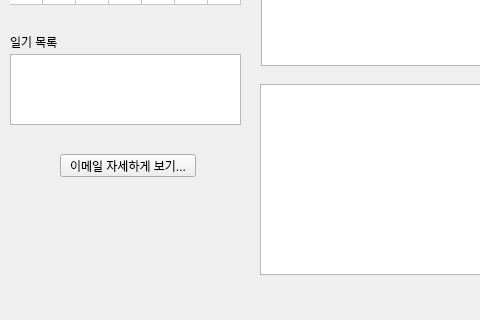
Old version of the form qt/mainwindow.ui in the repository chwnam/lifemotif-desktop; both pictures show x 0 to 480 and y 259 to 579 of the 1024 by 780 pixel window.
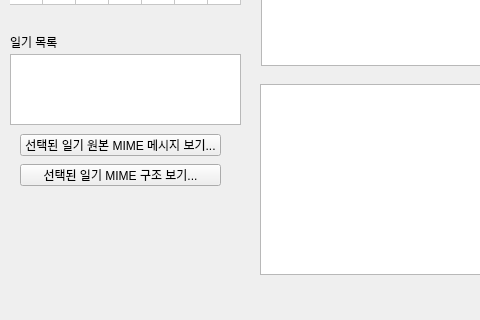
New version of the form.

```diff
--- a/qt/mainwindow.ui
+++ b/qt/mainwindow.ui
@@ -68,14 +68,14 @@
    <widget class="QPushButton" name="mimeRawMessageButton">
     <property name="geometry">
      <rect>
-      <x>60</x>
-      <y>390</y>
-      <width>136</width>
-      <height>23</height>
+      <x>20</x>
+      <y>370</y>
+      <width>201</width>
+      <height>22</height>
      </rect>
     </property>
     <property name="text">
-     <string>이메일 자세하게 보기...</string>
+     <string>선택된 일기 원본 MIME 메시지 보기...</string>
     </property>
    </widget>
    <widget class="QGroupBox" name="attatchmentGroupBox">
@@ -226,6 +226,19 @@
      <string>제목:        </string>
     </property>
    </widget>
+   <widget class="QPushButton" name="mimeStructureButton">
+    <property name="geometry">
+     <rect>
+      <x>20</x>
+      <y>400</y>
+      <width>201</width>
+      <height>22</height>
+     </rect>
+    </property>
+    <property name="text">
+     <string>선택된 일기 MIME 구조 보기...</string>
+    </property>
+   </widget>
   </widget>
   <widget class="QMenuBar" name="menuBar">
    <property name="geometry">
```
